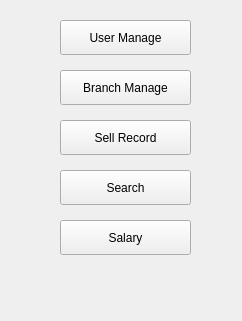
The window that mainwindow.ui (libertas/MsgMan) describes before a commit, drawn with Qt 5.
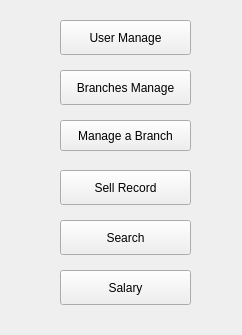
The same window after the commit.

The edit to the form file:
```diff
--- a/mainwindow.ui
+++ b/mainwindow.ui
@@ -7,7 +7,7 @@
     <x>0</x>
     <y>0</y>
     <width>242</width>
-    <height>321</height>
+    <height>335</height>
    </rect>
   </property>
   <property name="windowTitle">
@@ -37,14 +37,14 @@
      </rect>
     </property>
     <property name="text">
-     <string>Branch Manage</string>
+     <string>Branches Manage</string>
     </property>
    </widget>
    <widget class="QPushButton" name="pushButton_3">
     <property name="geometry">
      <rect>
       <x>60</x>
-      <y>120</y>
+      <y>170</y>
       <width>131</width>
       <height>35</height>
      </rect>
@@ -57,7 +57,7 @@
     <property name="geometry">
      <rect>
       <x>60</x>
-      <y>170</y>
+      <y>220</y>
       <width>131</width>
       <height>35</height>
      </rect>
@@ -70,7 +70,7 @@
     <property name="geometry">
      <rect>
       <x>60</x>
-      <y>220</y>
+      <y>270</y>
       <width>131</width>
       <height>35</height>
      </rect>
@@ -79,6 +79,19 @@
      <string>Salary</string>
     </property>
    </widget>
+   <widget class="QPushButton" name="pushButton_6">
+    <property name="geometry">
+     <rect>
+      <x>60</x>
+      <y>120</y>
+      <width>131</width>
+      <height>31</height>
+     </rect>
+    </property>
+    <property name="text">
+     <string>Manage a Branch</string>
+    </property>
+   </widget>
   </widget>
  </widget>
  <layoutdefault spacing="6" margin="11"/>
```
Left out of the diff: 27 changed lines with no effect on the pictures.
